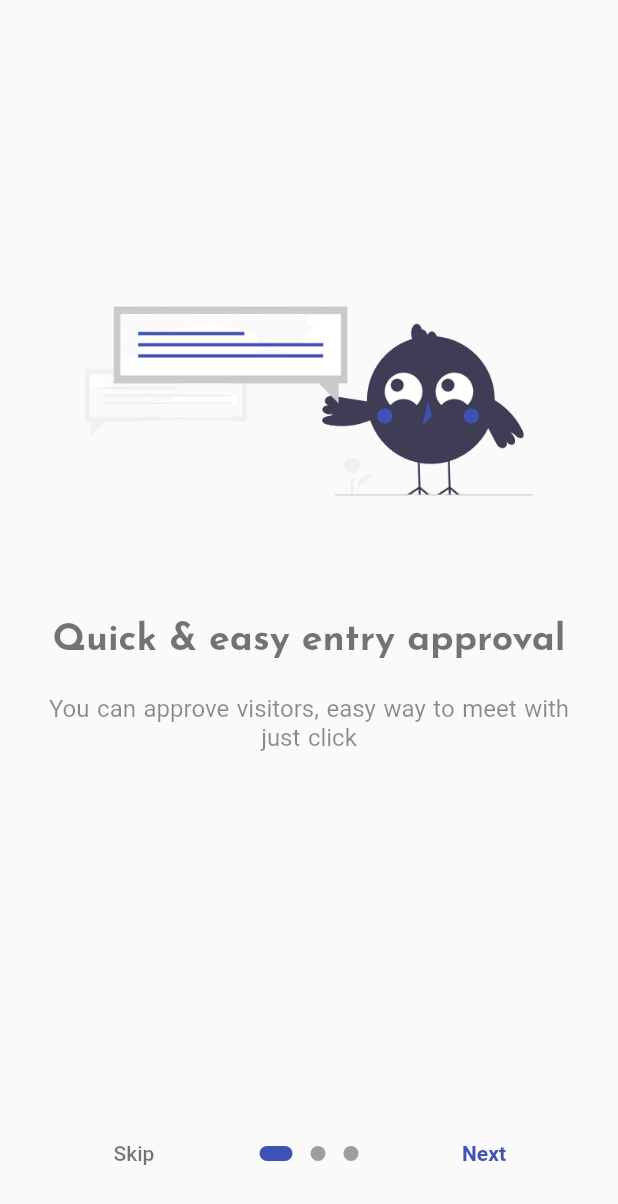
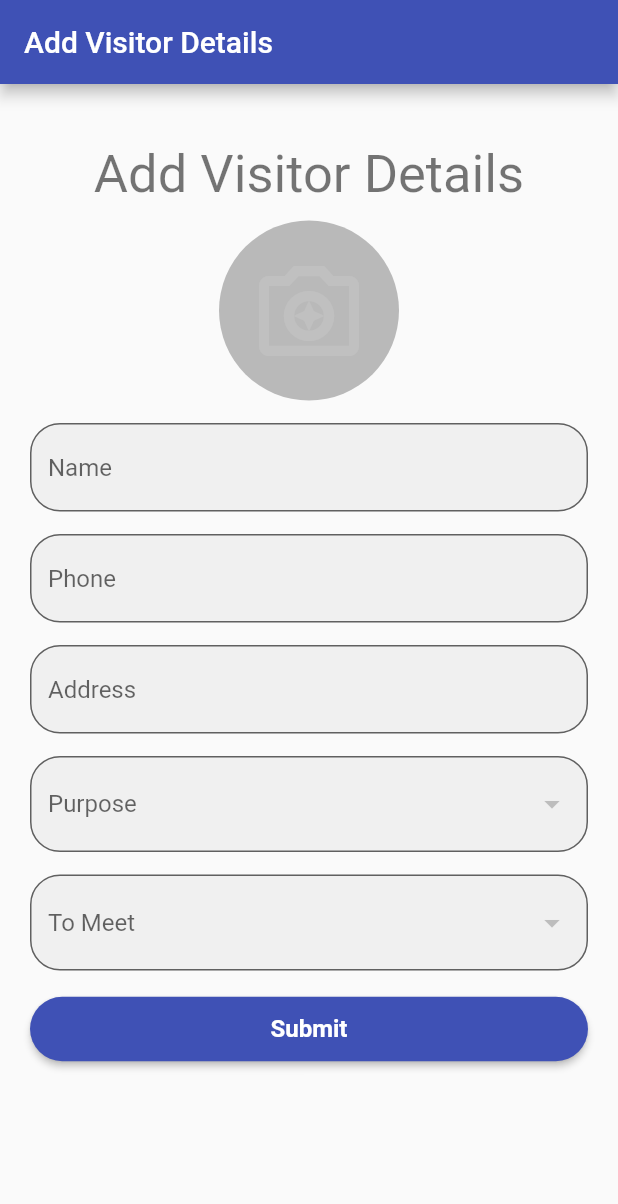
Before and after one commit to mohitpraja/UBIVisit, a Flutter app: the screen it shows after launch, on a phone screen of 412 x 824 dp. Shown: the top 1204 px of the screen. Run offline on Flutter 3.47's test engine with Material 2 defaults, Android fonts, the phone set to English and light mode, and no system bars; drawn by our look-alikes of introduction_screen; our stand-ins replace curved_navigation_bar, firebase_core, get, google_fonts, pinput; accounts and stored records are empty; Roboto replaces fonts that are missing (Alata).

Commit message:
Add visitor Details updated

```diff
--- a/lib/core/allpages.dart
+++ b/lib/core/allpages.dart
@@ -1,5 +1,7 @@
 import 'package:get/get.dart';
 import 'package:visitantapp/core/routes.dart';
+import 'package:visitantapp/features/addvisitor/binding/addvisitor_binding.dart';
+import 'package:visitantapp/features/addvisitor/view/addvisitor_view.dart';
 import 'package:visitantapp/features/admindash/binding/admindash_binding.dart';
 import 'package:visitantapp/features/admindash/otherpages/adminvisitorlist/binding/adminvisitorlist_binding.dart';
 import 'package:visitantapp/features/admindash/otherpages/adminvisitorlist/view/adminvisitorlist_view.dart';
@@ -63,4 +65,12 @@ GetPage(
     page: () =>  const SignupView(),
     binding: SignupBinding(),
   ),
+
+
+  GetPage(
+    name: Routes.addvisitor,
+    page: () =>  AddvisitorView(),
+    binding: AddvisitorBinding(),
+  ),
+
 ];
--- a/lib/core/routes.dart
+++ b/lib/core/routes.dart
@@ -8,4 +8,5 @@ class Routes {
   static String adminvisitorlist = '/adminvisitorlist_view.dart';
   static String signup = '/signup_view.dart';
   static String welcome = '/welcome_view.dart';
+  static String addvisitor = '/addvisitor_view.dart';
 }
--- /dev/null
+++ b/lib/features/addvisitor/binding/addvisitor_binding.dart
@@ -0,0 +1,15 @@
+import 'package:get/get.dart';
+import 'package:get/get_instance/get_instance.dart';
+import 'package:visitantapp/features/addvisitor/controller/addvisitor_controller.dart';
+
+class AddvisitorBinding extends Bindings{
+  @override
+  void dependencies() {
+    // TODO: implement dependencies
+    Get.put(AddvisitorController());
+
+  }
+
+
+
+}
--- /dev/null
+++ b/lib/features/addvisitor/controller/addvisitor_controller.dart
@@ -0,0 +1,7 @@
+import 'package:get/get.dart';
+
+class AddvisitorController extends GetxController{
+
+
+
+}
--- /dev/null
+++ b/lib/features/addvisitor/view/addvisitor_view.dart
@@ -0,0 +1,130 @@
+import 'package:flutter/material.dart';
+import 'package:flutter/src/widgets/framework.dart';
+import 'package:get/get.dart';
+import 'package:visitantapp/components/custombutton.dart';
+import 'package:visitantapp/features/addvisitor/controller/addvisitor_controller.dart';
+
+class AddvisitorView extends GetView<AddvisitorController>{
+  @override
+  Widget build(BuildContext context) {
+    // TODO: implement build
+    return Scaffold(
+      appBar: AppBar(
+        title: Text('Add Visitor Details'),
+      ),
+      body: SingleChildScrollView(
+        child: Center(
+          child: Container(
+            padding: EdgeInsets.all(20),
+            child: Column(
+              children: [
+                Padding(padding: EdgeInsets.only(top: 20)),
+                Text('Add Visitor Details',style: TextStyle(fontSize: 35,color: Colors.black54),),
+                Padding(padding: EdgeInsets.only(top: 10)),
+                CircleAvatar(
+                  backgroundColor: Colors.black26,
+                  radius: 60,
+                  child: Icon(
+                    Icons.camera_enhance_outlined,
+                    color: Colors.white10,
+                    size: 80,
+                  ),
+                ),
+                Padding(padding: EdgeInsets.only(top: 15)),
+
+                TextFormField(
+                  obscureText: true,
+                  decoration: InputDecoration(
+                    filled: true,
+                    hintText: "Name ",
+                    border: OutlineInputBorder(
+                      borderRadius: BorderRadius.circular(20),
+                    ),
+                  ),
+                ),
+
+                Padding(padding: EdgeInsets.only(top: 15)),
+                TextFormField(
+                  obscureText: true,
+                  decoration: InputDecoration(
+                    filled: true,
+                    hintText: "Phone ",
+                    border: OutlineInputBorder(
+                      borderRadius: BorderRadius.circular(20),
+                    ),
+                  ),
+                ),
+                Padding(padding: EdgeInsets.only(top: 15)),
+                TextFormField(
+                  obscureText: true,
+                  decoration: InputDecoration(
+                    filled: true,
+                    hintText: "Address ",
+                    border: OutlineInputBorder(
+                      borderRadius: BorderRadius.circular(20),
+                    ),
+                  ),
+                ),
+                Padding(padding: EdgeInsets.only(top: 15)),
+                DropdownButtonFormField(
+                    hint: Text('Purpose'),
+                       decoration: InputDecoration(
+                         filled: true,
+                         border: OutlineInputBorder(
+                           borderRadius: BorderRadius.circular(20),
+                         )
+                       ),
+
+                       items: [],
+                    onChanged:(value) {
+
+                    },),
+
+
+                Padding(padding: EdgeInsets.only(top: 15)),
+
+
+                DropdownButtonFormField(
+                  hint: Text('To Meet'),
+                  decoration: InputDecoration(
+                      filled: true,
+                      border: OutlineInputBorder(
+                          borderRadius: BorderRadius.circular(20),
+                      )
+                  ),
+
+                  items: [],
+                  onChanged:(value) {
+
+                  },),
+
+
+                Padding(padding: EdgeInsets.only(top: 15)),
+
+                CustomButton(
+                  title: "Submit",
+                  onpress: () {},
+                ),
+
+
+                Padding(padding: EdgeInsets.only(top: 15)),
+
+              ],
+
+
+            ),
+          ),
+
+
+
+
+        ),
+      ),
+
+
+    );
+  }
+
+
+
+}
--- a/lib/main.dart
+++ b/lib/main.dart
@@ -5,7 +5,6 @@ import 'package:visitantapp/core/allpages.dart';
 import 'package:visitantapp/core/global.dart';
 import 'package:visitantapp/core/routes.dart';
 import 'firebase_options.dart';
-
 Future<void> main() async {
   WidgetsFlutterBinding.ensureInitialized();
   await Firebase.initializeApp(
@@ -27,7 +26,7 @@ class MyApp extends StatelessWidget {
       theme: ThemeData(
         primarySwatch:GloabalColor.customMaterialColor,
       ),
-      initialRoute: Routes.splash,
+      initialRoute: Routes.addvisitor,
       getPages: allpage,
     );
   }
--- a/pubspec.yaml
+++ b/pubspec.yaml
@@ -36,6 +36,7 @@ dependencies:
     sdk: flutter
   flutter_launcher_icons: ^0.11.0
   get: ^4.6.5
+  dropdown_formfield: ^0.1.4
   google_fonts: ^3.0.1
   introduction_screen: ^3.1.2
   pinput: ^2.2.21
```
